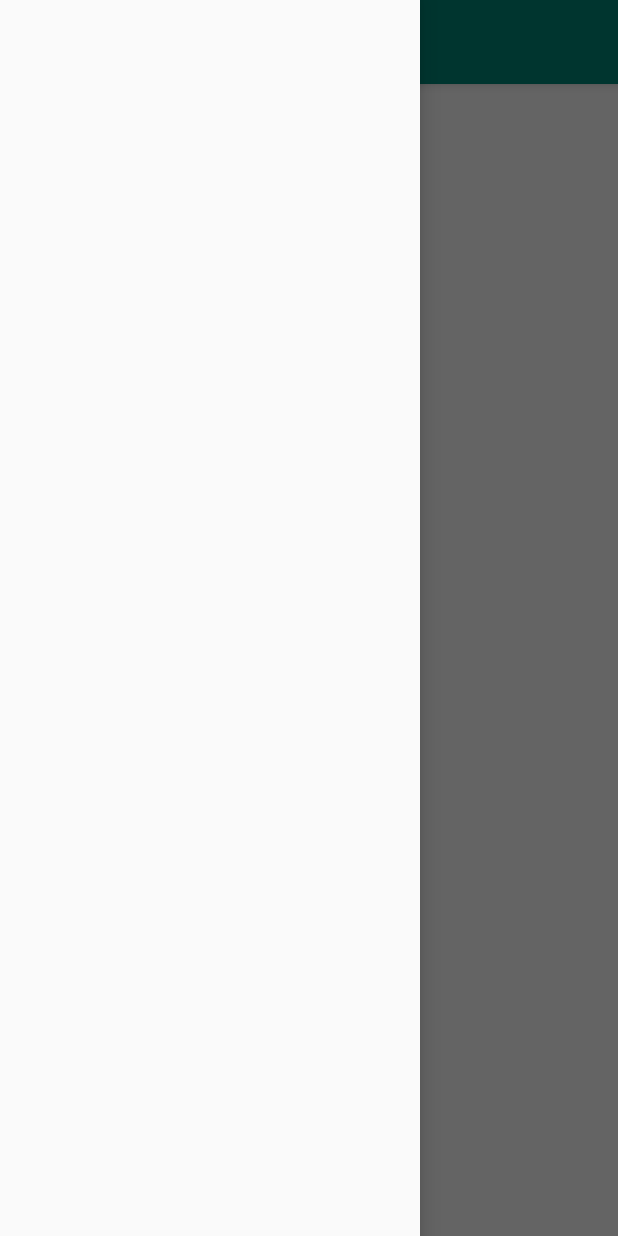
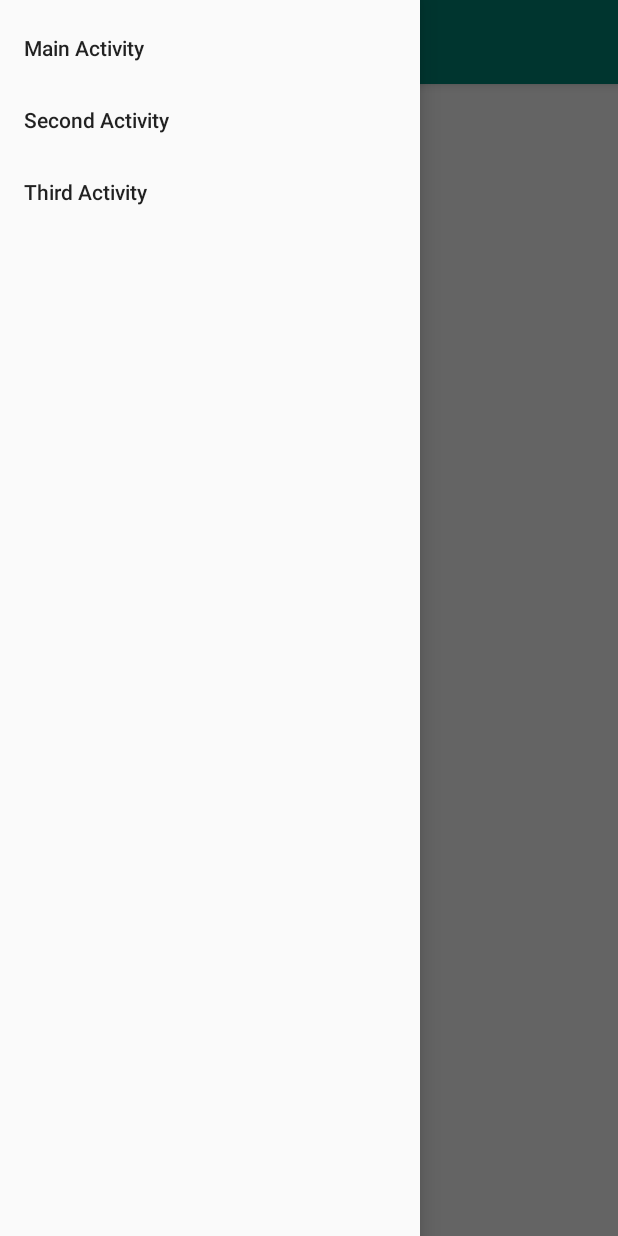
Before and after one commit to bloominstituteoftechnology/AndroidMenusDesign, an Android app: the screen it shows after launch (MainActivity), with the side drawer open, on a phone screen of 412 x 824 dp. Run offline under Robolectric (Android 15) with nearby library versions, the phone set to English and light mode, and no system bars.

Commit message:
Define navigation drawer menu xml

```diff
--- /dev/null
+++ b/app/src/main/res/menu/main_activity_navigation_drawer_menu.xml
@@ -0,0 +1,19 @@
+<?xml version="1.0" encoding="utf-8"?>
+<menu xmlns:android="http://schemas.android.com/apk/res/android">
+    <group
+        android:checkableBehavior="single">
+
+        <item
+            android:id="@+id/activity_one"
+            android:title="@string/main_activity_nav_text"/>
+
+        <item
+            android:id="@+id/activity_two"
+            android:title="@string/second_activity_nav_text"/>
+
+        <item
+            android:id="@+id/activity_three"
+            android:title="@string/third_activity_nav_text"/>
+
+    </group>
+</menu>
--- a/app/src/main/res/values/strings.xml
+++ b/app/src/main/res/values/strings.xml
@@ -1,3 +1,6 @@
 <resources>
     <string name="app_name">AndroidMenusDesign</string>
+    <string name="main_activity_nav_text">Main Activity</string>
+    <string name="second_activity_nav_text">Second Activity</string>
+    <string name="third_activity_nav_text">Third Activity</string>
 </resources>
```
